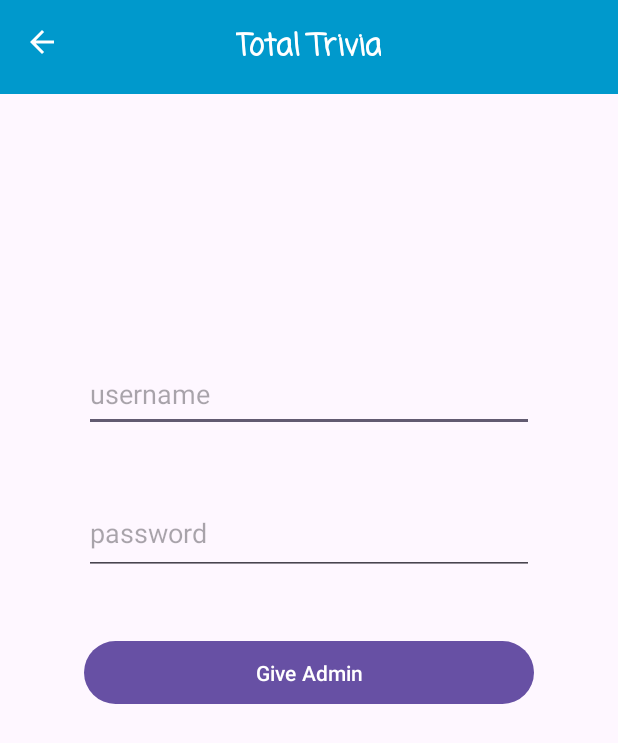
After one commit to wdhurleyjr/cst338_total_trivia, an Android app: the layout activity_delete_user.xml on its own in the app's theme, with its tools: preview values and no code run, on a phone screen of 412 x 824 dp. The commit adds this screen. Shown: the top 743 px of the screen. Run offline under Robolectric (Android 15) with nearby library versions, the phone set to English and light mode, and no system bars.

Commit message:
Created delete user activity for admin

```diff
--- a/app/src/main/AndroidManifest.xml
+++ b/app/src/main/AndroidManifest.xml
@@ -12,6 +12,9 @@
         android:supportsRtl="true"
         android:theme="@style/Theme.Cst338_total_trivia"
         tools:targetApi="31">
+        <activity
+            android:name=".Activities.DeleteUserActivity"
+            android:exported="false" />
         <activity
             android:name=".Activities.GiveAdminActivity"
             android:exported="false" />
--- /dev/null
+++ b/app/src/main/res/layout/activity_delete_user.xml
@@ -0,0 +1,48 @@
+<?xml version="1.0" encoding="utf-8"?>
+<androidx.constraintlayout.widget.ConstraintLayout xmlns:android="http://schemas.android.com/apk/res/android"
+    xmlns:app="http://schemas.android.com/apk/res-auto"
+    xmlns:tools="http://schemas.android.com/tools"
+    android:layout_width="match_parent"
+    android:layout_height="match_parent"
+    tools:context=".Activities.GiveAdminActivity">
+
+    <include
+        android:id="@+id/include2"
+        layout="@layout/toolbar"
+        android:layout_width="match_parent"
+        android:layout_height="wrap_content"
+        app:layout_constraintTop_toTopOf="parent"
+        app:layout_constraintStart_toStartOf="parent"
+        app:layout_constraintEnd_toEndOf="parent"/>
+
+    <EditText
+        android:id="@+id/usernameAdmin_edit_text"
+        android:layout_width="300dp"
+        android:layout_height="50dp"
+        android:layout_marginTop="175dp"
+        android:hint="username"
+        app:layout_constraintTop_toBottomOf="@id/include2"
+        app:layout_constraintStart_toStartOf="parent"
+        app:layout_constraintEnd_toEndOf="parent"/>
+
+    <EditText
+        android:id="@+id/passwordAdmin_edit_text"
+        android:layout_width="300dp"
+        android:layout_height="55dp"
+        android:layout_marginTop="40dp"
+        android:hint="password"
+        app:layout_constraintTop_toBottomOf="@id/usernameAdmin_edit_text"
+        app:layout_constraintStart_toStartOf="parent"
+        app:layout_constraintEnd_toEndOf="parent"/>
+
+    <Button
+        android:id="@+id/delete_user_button"
+        android:layout_width="300dp"
+        android:layout_height="50dp"
+        android:text="Give Admin"
+        app:layout_constraintTop_toBottomOf="@id/passwordAdmin_edit_text"
+        app:layout_constraintStart_toStartOf="parent"
+        app:layout_constraintEnd_toEndOf="parent"
+        android:layout_marginTop="40dp"/>
+
+</androidx.constraintlayout.widget.ConstraintLayout>
```
Also changed, not shown: app/src/main/java/com/wdhurleyjr/cst338_total_trivia/Activities/DeleteUserActivity.java (added, +84 -0 lines), app/src/main/java/com/wdhurleyjr/cst338_total_trivia/Activities/UserManagementActivity.java (+9 -0 lines).
